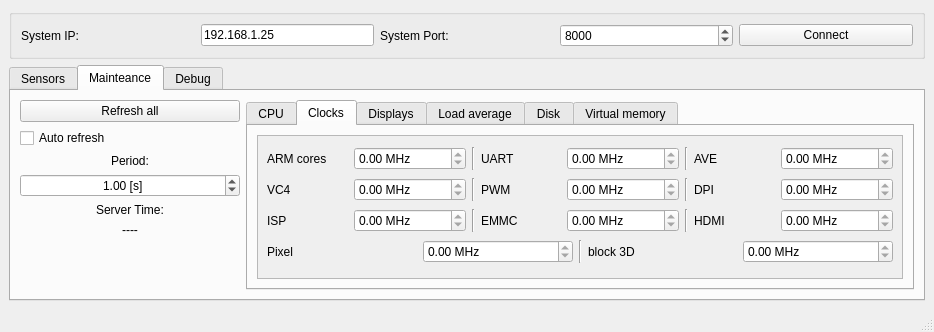
Qt form mainwindow.ui (DominikKamykowski/ServiceApplicationRPi) before a commit.
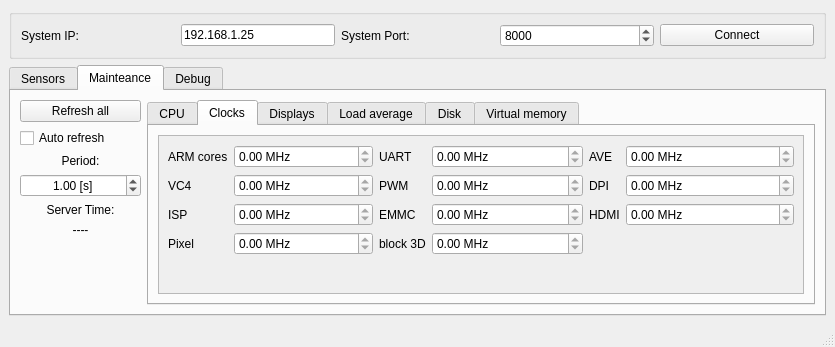
The same form after that commit. The open tabs and pages were chosen to show the change.

Commit message: GUI mainteance form

Patch:
```diff
--- a/mainwindow.ui
+++ b/mainwindow.ui
@@ -6,8 +6,8 @@
    <rect>
     <x>0</x>
     <y>0</y>
-    <width>934</width>
-    <height>332</height>
+    <width>835</width>
+    <height>347</height>
    </rect>
   </property>
   <property name="sizePolicy">
@@ -758,21 +758,25 @@
                 <rect>
                  <x>0</x>
                  <y>0</y>
-                 <width>609</width>
-                 <height>136</height>
+                 <width>659</width>
+                 <height>142</height>
                 </rect>
                </property>
                <layout class="QVBoxLayout" name="verticalLayout_6">
                 <item>
-                 <layout class="QHBoxLayout" name="horizontalLayout_15">
+                 <layout class="QVBoxLayout" name="verticalLayout_9">
                   <item>
+                   <layout class="QHBoxLayout" name="horizontalLayout_13">
+                    <item>
+                     <layout class="QFormLayout" name="formLayout">
+                      <item row="0" column="0">
                    <widget class="QLabel" name="lbArmCores">
                     <property name="text">
                      <string>ARM cores</string>
                     </property>
                    </widget>
                   </item>
-                  <item>
+                      <item row="0" column="1">
                    <widget class="QDoubleSpinBox" name="dsbArmCores">
                     <property name="readOnly">
                      <bool>true</bool>
@@ -785,72 +789,14 @@
                     </property>
                    </widget>
                   </item>
-                  <item>
-                   <widget class="Line" name="line_4">
-                    <property name="orientation">
-                     <enum>Qt::Vertical</enum>
-                    </property>
-                   </widget>
-                  </item>
-                  <item>
-                   <widget class="QLabel" name="lbUART">
-                    <property name="text">
-                     <string>UART</string>
-                    </property>
-                   </widget>
-                  </item>
-                  <item>
-                   <widget class="QDoubleSpinBox" name="dsbUART">
-                    <property name="readOnly">
-                     <bool>true</bool>
-                    </property>
-                    <property name="suffix">
-                     <string> MHz</string>
-                    </property>
-                    <property name="maximum">
-                     <double>999999999.000000000000000</double>
-                    </property>
-                   </widget>
-                  </item>
-                  <item>
-                   <widget class="Line" name="line_5">
-                    <property name="orientation">
-                     <enum>Qt::Vertical</enum>
-                    </property>
-                   </widget>
-                  </item>
-                  <item>
-                   <widget class="QLabel" name="lbAVE">
-                    <property name="text">
-                     <string>AVE</string>
-                    </property>
-                   </widget>
-                  </item>
-                  <item>
-                   <widget class="QDoubleSpinBox" name="dsbAVE">
-                    <property name="readOnly">
-                     <bool>true</bool>
-                    </property>
-                    <property name="suffix">
-                     <string> MHz</string>
-                    </property>
-                    <property name="maximum">
-                     <double>999999999.000000000000000</double>
-                    </property>
-                   </widget>
-                  </item>
-                 </layout>
-                </item>
-                <item>
-                 <layout class="QHBoxLayout" name="horizontalLayout_16">
-                  <item>
+                      <item row="1" column="0">
                    <widget class="QLabel" name="lbVC4">
                     <property name="text">
                      <string>VC4</string>
                     </property>
                    </widget>
                   </item>
-                  <item>
+                      <item row="1" column="1">
                    <widget class="QDoubleSpinBox" name="dsbVC4">
                     <property name="readOnly">
                      <bool>true</bool>
@@ -863,72 +809,14 @@
                     </property>
                    </widget>
                   </item>
-                  <item>
-                   <widget class="Line" name="line_6">
-                    <property name="orientation">
-                     <enum>Qt::Vertical</enum>
-                    </property>
-                   </widget>
-                  </item>
-                  <item>
-                   <widget class="QLabel" name="lbPWM">
-                    <property name="text">
-                     <string>PWM</string>
-                    </property>
-                   </widget>
-                  </item>
-                  <item>
-                   <widget class="QDoubleSpinBox" name="dsbPWM">
-                    <property name="readOnly">
-                     <bool>true</bool>
-                    </property>
-                    <property name="suffix">
-                     <string> MHz</string>
-                    </property>
-                    <property name="maximum">
-                     <double>999999999.000000000000000</double>
-                    </property>
-                   </widget>
-                  </item>
-                  <item>
-                   <widget class="Line" name="line_7">
-                    <property name="orientation">
-                     <enum>Qt::Vertical</enum>
-                    </property>
-                   </widget>
-                  </item>
-                  <item>
-                   <widget class="QLabel" name="lbDPI">
-                    <property name="text">
-                     <string>DPI</string>
-                    </property>
-                   </widget>
-                  </item>
-                  <item>
-                   <widget class="QDoubleSpinBox" name="dsbDPI">
-                    <property name="readOnly">
-                     <bool>true</bool>
-                    </property>
-                    <property name="suffix">
-                     <string> MHz</string>
-                    </property>
-                    <property name="maximum">
-                     <double>999999999.000000000000000</double>
-                    </property>
-                   </widget>
-                  </item>
-                 </layout>
-                </item>
-                <item>
-                 <layout class="QHBoxLayout" name="horizontalLayout_17">
-                  <item>
+                      <item row="2" column="0">
                    <widget class="QLabel" name="lbISP">
                     <property name="text">
                      <string>ISP</string>
                     </property>
                    </widget>
                   </item>
-                  <item>
+                      <item row="2" column="1">
                    <widget class="QDoubleSpinBox" name="dsbISP">
                     <property name="readOnly">
                      <bool>true</bool>
@@ -941,72 +829,14 @@
                     </property>
                    </widget>
                   </item>
-                  <item>
-                   <widget class="Line" name="line_8">
-                    <property name="orientation">
-                     <enum>Qt::Vertical</enum>
-                    </property>
-                   </widget>
-                  </item>
-                  <item>
-                   <widget class="QLabel" name="lbEMMC">
-                    <property name="text">
-                     <string>EMMC</string>
-                    </property>
-                   </widget>
-                  </item>
-                  <item>
-                   <widget class="QDoubleSpinBox" name="dsbEMMC">
-                    <property name="readOnly">
-                     <bool>true</bool>
-                    </property>
-                    <property name="suffix">
-                     <string> MHz</string>
-                    </property>
-                    <property name="maximum">
-                     <double>999999999.000000000000000</double>
-                    </property>
-                   </widget>
-                  </item>
-                  <item>
-                   <widget class="Line" name="line_9">
-                    <property name="orientation">
-                     <enum>Qt::Vertical</enum>
-                    </property>
-                   </widget>
-                  </item>
-                  <item>
-                   <widget class="QLabel" name="lbHDMI">
-                    <property name="text">
-                     <string>HDMI</string>
-                    </property>
-                   </widget>
-                  </item>
-                  <item>
-                   <widget class="QDoubleSpinBox" name="dsbHDMI">
-                    <property name="readOnly">
-                     <bool>true</bool>
-                    </property>
-                    <property name="suffix">
-                     <string> MHz</string>
-                    </property>
-                    <property name="maximum">
-                     <double>999999999.000000000000000</double>
-                    </property>
-                   </widget>
-                  </item>
-                 </layout>
-                </item>
-                <item>
-                 <layout class="QHBoxLayout" name="horizontalLayout_18">
-                  <item>
+                      <item row="3" column="0">
                    <widget class="QLabel" name="lbPixel">
                     <property name="text">
                      <string>Pixel</string>
                     </property>
                    </widget>
                   </item>
-                  <item>
+                      <item row="3" column="1">
                    <widget class="QDoubleSpinBox" name="dsbPixel">
                     <property name="readOnly">
                      <bool>true</bool>
@@ -1019,21 +849,78 @@
                     </property>
                    </widget>
                   </item>
+                     </layout>
+                    </item>
                   <item>
-                   <widget class="Line" name="line_10">
-                    <property name="orientation">
-                     <enum>Qt::Vertical</enum>
+                     <layout class="QFormLayout" name="formLayout_4">
+                      <item row="0" column="0">
+                       <widget class="QLabel" name="lbUART">
+                        <property name="text">
+                         <string>UART</string>
                     </property>
                    </widget>
                   </item>
-                  <item>
+                      <item row="0" column="1">
+                       <widget class="QDoubleSpinBox" name="dsbUART">
+                        <property name="readOnly">
+                         <bool>true</bool>
+                        </property>
+                        <property name="suffix">
+                         <string> MHz</string>
+                        </property>
+                        <property name="maximum">
+                         <double>999999999.000000000000000</double>
+                        </property>
+                       </widget>
+                      </item>
+                      <item row="1" column="0">
+                       <widget class="QLabel" name="lbPWM">
+                        <property name="text">
+                         <string>PWM</string>
+                        </property>
+                       </widget>
+                      </item>
+                      <item row="1" column="1">
+                       <widget class="QDoubleSpinBox" name="dsbPWM">
+                        <property name="readOnly">
+                         <bool>true</bool>
+                        </property>
+                        <property name="suffix">
+                         <string> MHz</string>
+                        </property>
+                        <property name="maximum">
+                         <double>999999999.000000000000000</double>
+                        </property>
+                       </widget>
+                      </item>
+                      <item row="2" column="0">
+                       <widget class="QLabel" name="lbEMMC">
+                        <property name="text">
+                         <string>EMMC</string>
+                        </property>
+                       </widget>
+                      </item>
+                      <item row="2" column="1">
+                       <widget class="QDoubleSpinBox" name="dsbEMMC">
+                        <property name="readOnly">
+                         <bool>true</bool>
+                        </property>
+                        <property name="suffix">
+                         <string> MHz</string>
+                        </property>
+                        <property name="maximum">
+                         <double>999999999.000000000000000</double>
+                        </property>
+                       </widget>
+                      </item>
+                      <item row="3" column="0">
                    <widget class="QLabel" name="lbBlock3D">
                     <property name="text">
                      <string>block 3D</string>
                     </property>
                    </widget>
                   </item>
-                  <item>
+                      <item row="3" column="1">
                    <widget class="QDoubleSpinBox" name="dspBlock3D">
                     <property name="readOnly">
                      <bool>true</bool>
@@ -1048,6 +935,74 @@
                   </item>
                  </layout>
                 </item>
+                    <item>
+                     <layout class="QFormLayout" name="formLayout_5">
+                      <item row="0" column="0">
+                       <widget class="QLabel" name="lbAVE">
+                        <property name="text">
+                         <string>AVE</string>
+                        </property>
+                       </widget>
+                      </item>
+                      <item row="0" column="1">
+                       <widget class="QDoubleSpinBox" name="dsbAVE">
+                        <property name="readOnly">
+                         <bool>true</bool>
+                        </property>
+                        <property name="suffix">
+                         <string> MHz</string>
+                        </property>
+                        <property name="maximum">
+                         <double>999999999.000000000000000</double>
+                        </property>
+                       </widget>
+                      </item>
+                      <item row="1" column="0">
+                       <widget class="QLabel" name="lbDPI">
+                        <property name="text">
+                         <string>DPI</string>
+                        </property>
+                       </widget>
+                      </item>
+                      <item row="1" column="1">
+                       <widget class="QDoubleSpinBox" name="dsbDPI">
+                        <property name="readOnly">
+                         <bool>true</bool>
+                        </property>
+                        <property name="suffix">
+                         <string> MHz</string>
+                        </property>
+                        <property name="maximum">
+                         <double>999999999.000000000000000</double>
+                        </property>
+                       </widget>
+                      </item>
+                      <item row="2" column="0">
+                       <widget class="QLabel" name="lbHDMI">
+                        <property name="text">
+                         <string>HDMI</string>
+                        </property>
+                       </widget>
+                      </item>
+                      <item row="2" column="1">
+                       <widget class="QDoubleSpinBox" name="dsbHDMI">
+                        <property name="readOnly">
+                         <bool>true</bool>
+                        </property>
+                        <property name="suffix">
+                         <string> MHz</string>
+                        </property>
+                        <property name="maximum">
+                         <double>999999999.000000000000000</double>
+                        </property>
+                       </widget>
+                      </item>
+                     </layout>
+                    </item>
+                   </layout>
+                  </item>
+                 </layout>
+                </item>
                </layout>
               </widget>
              </widget>
```
Left out of the diff: 172 changed lines with no effect on the pictures. Lines whose indentation alone changed are shown as unchanged. The commit also changes 3 other files.
